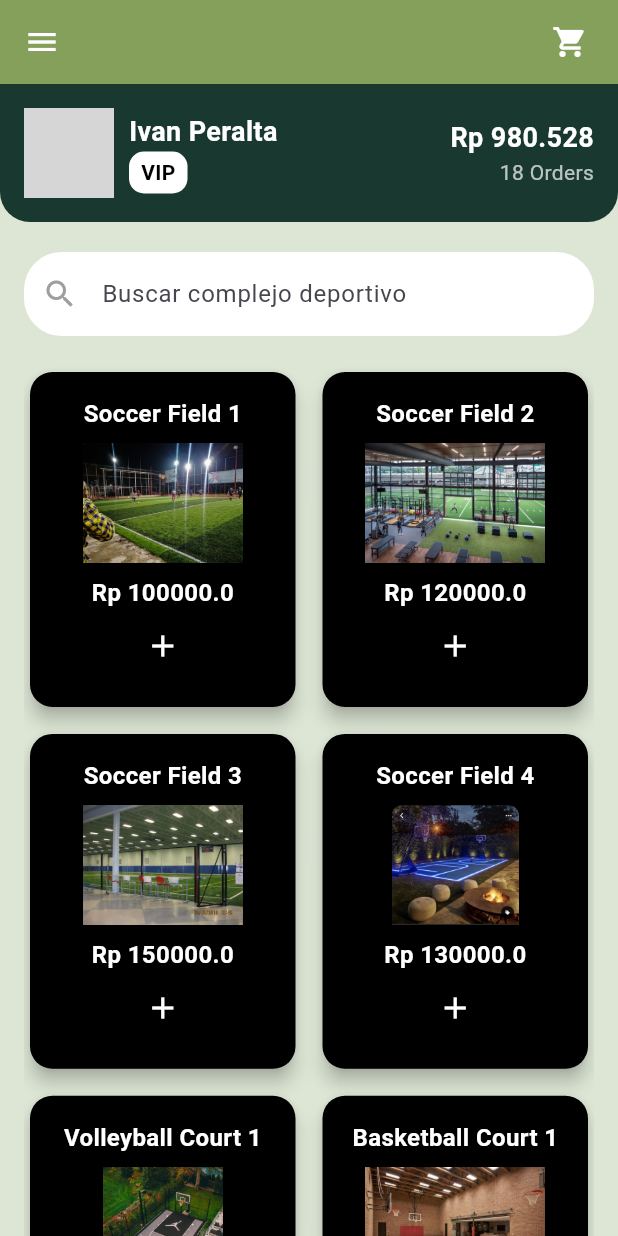
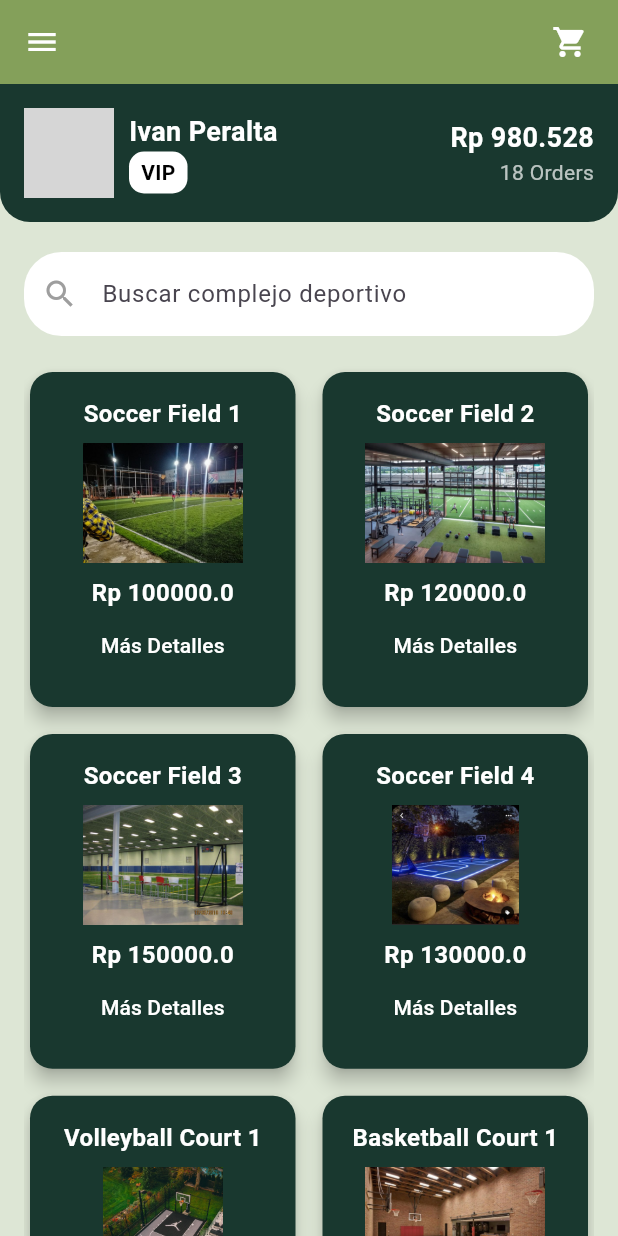
Before and after one commit to ivanooo9/tarjetas, a Flutter app: the screen it shows after launch, on a phone screen of 412 x 824 dp. Run offline on Flutter 3.47's test engine with Material 3 defaults, Android fonts, the phone set to English and light mode, and no system bars; grey boxes are pictures that could not be loaded.

Commit message:
Csmbios 2

```diff
--- a/lib/descripcion.dart
+++ b/lib/descripcion.dart
@@ -117,7 +117,7 @@ class _ItemDetailPageState extends State<ItemDetailPage> {
                               color: Color(0xFF84A05A),
                             ),
                             SizedBox(width: 8),
-                            Text("Nombre: ${category['name']}",
+                            Text("Cancha de ${category['name']}",
                                 style: TextStyle(
                                     fontSize: 18, fontWeight: FontWeight.bold)),
                           ],
--- a/lib/main.dart
+++ b/lib/main.dart
@@ -237,8 +237,7 @@ class Item {
   });
 }
 
-// Tarjeta para mostrar cada ítem en el grid
-class ItemCard extends StatelessWidget {
+class ItemCard extends StatefulWidget {
   final String name;
   final String image;
   final double price;
@@ -260,56 +259,83 @@ class ItemCard extends StatelessWidget {
   });
 
   @override
+  _ItemCardState createState() => _ItemCardState();
+}
+
+class _ItemCardState extends State<ItemCard> {
+  bool _isHovered = false;
+  bool _isTextHovered = false; // Nuevo estado para el hover del texto
+
+  @override
   Widget build(BuildContext context) {
-    return Card(
-      color: Colors.black, // Fondo negro para contraste
+    return MouseRegion(
+      onEnter: (_) => setState(() => _isHovered = true),
+      onExit: (_) => setState(() => _isHovered = false),
+      child: AnimatedContainer(
+        duration: Duration(milliseconds: 200),
+        transform: Matrix4.identity()..scale(_isHovered ? 1.05 : 1.0),
+        child: Card(
+          color: Color(0xFF19382F), // Cambia el color de fondo aquí
           elevation: 5,
           shape: RoundedRectangleBorder(
-          borderRadius: BorderRadius.circular(15)),
+            borderRadius: BorderRadius.circular(15),
+          ),
           child: Padding(
             padding: const EdgeInsets.all(8.0),
             child: Column(
               mainAxisAlignment: MainAxisAlignment.center,
               children: [
                 Text(
-              name,
+                  widget.name,
                   style: TextStyle(
                     fontWeight: FontWeight.bold,
                     fontSize: 16,
-                  color: Colors.white),
+                    color: Colors.white,
+                  ),
                 ),
                 SizedBox(height: 8),
-            Image.asset(image, height: 80),
+                Image.asset(widget.image, height: 80),
                 SizedBox(height: 8),
                 Text(
-              "Rp $price",
+                  "Rp ${widget.price}",
                   style: TextStyle(
                     fontSize: 16,
                     fontWeight: FontWeight.bold,
-                  color: Colors.white),
+                    color: Colors.white,
                   ),
-            IconButton(
-              icon: Icon(Icons.add, color: Colors.white),
+                ),
+                MouseRegion(
+                  onEnter: (_) => setState(() => _isTextHovered = true),
+                  onExit: (_) => setState(() => _isTextHovered = false),
+                  child: TextButton(
                     onPressed: () {
-                // Navegar a la página de detalles pasando los datos del ítem
                       Navigator.push(
                         context,
                         MaterialPageRoute(
                           builder: (context) => ItemDetailPage(
-                      name: "Cancha de Soccer 1",
-                      price: 100000,
-                      location: "Ubicación 1",
-                      rating: 4.5,
-                      description: "Cancha de soccer con césped natural.",
-                      owner: "Carlos",
-                      email: "carlos@example.com",
-                      image: 'assets/images/cancha01.jpg', // Nueva propiedad
+                            name: widget.name,
+                            price: widget.price,
+                            location: widget.location,
+                            rating: widget.rating,
+                            description: widget.description,
+                            owner: widget.owner,
+                            email: widget.email,
+                            image: widget.image,
                           ),
                         ),
                       );
                     },
-            )
+                    child: Text(
+                      "Más Detalles",
+                      style: TextStyle(
+                        color: _isTextHovered ? Colors.amber : Colors.white, // Cambia el color aquí
+                      ),
+                    ),
+                  ),
+                ),
               ],
+            ),
+          ),
         ),
       ),
     );
```
Lines whose indentation alone changed are shown as unchanged.
